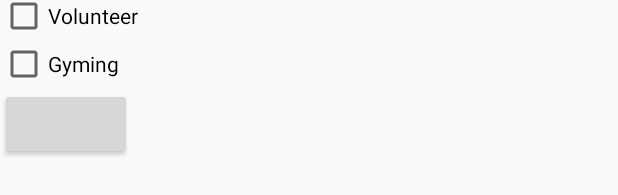
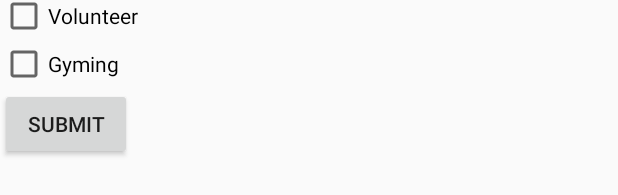
Before and after one commit to syybly/twig, an Android app: the layout perpage.xml on its own in the app's theme, with its tools: preview values and no code run, on a phone screen of 412 x 824 dp. Shown: the part 901-1096 px from the top of the screen. Run offline under Robolectric (Android 15) with nearby library versions, the phone set to English and light mode, and no system bars.

Commit message:
Bug fixes.

```diff
--- a/app/src/main/AndroidManifest.xml
+++ b/app/src/main/AndroidManifest.xml
@@ -16,6 +16,7 @@
         <activity android:name=".View.MentorWelcomeActivity" />
         <activity android:name=".View.StudentWelcomeActivity" />
         <activity android:name=".View.ForgetPasswordActivity" />
+        <activity android:name=".View.PreferenceAcitivity" />
         <activity android:name=".View.LoginSignupContainer">
             <intent-filter>
                 <action android:name="android.intent.action.MAIN" />
--- a/app/src/main/java/com/rmit/twig/View/SignupFragment.java
+++ b/app/src/main/java/com/rmit/twig/View/SignupFragment.java
@@ -49,8 +49,8 @@ public class SignupFragment extends Fragment {
                 else{
                     SignUpController signUpController=new SignUpController(activity);
                     signUpController.run();
-                    Toast succeed=Toast.makeText(context, "Sign up successful, please log in", Toast.LENGTH_SHORT);
-                    succeed.show();
+//                    Toast succeed=Toast.makeText(context, "Sign up successful, please log in", Toast.LENGTH_SHORT);
+//                    succeed.show();
                     Email.getText().clear();
                     password.getText().clear();
                     comfirmpass.getText().clear();
--- a/app/src/main/res/layout/perpage.xml
+++ b/app/src/main/res/layout/perpage.xml
@@ -1,7 +1,12 @@
 <?xml version="1.0" encoding="utf-8"?>
-<LinearLayout xmlns:android="http://schemas.android.com/apk/res/android"
+<ScrollView xmlns:android="http://schemas.android.com/apk/res/android"
     android:orientation="vertical" android:layout_width="match_parent"
     android:layout_height="match_parent">
+
+    <LinearLayout
+        android:layout_width="match_parent"
+        android:layout_height="match_parent"
+        android:orientation="vertical">
 
     <TextView
         android:id="@+id/select"
@@ -132,6 +137,9 @@
     <Button
         android:id="@+id/preference"
         android:layout_width="wrap_content"
-        android:layout_height="wrap_content" />
+        android:layout_height="wrap_content"
+        android:text="@string/Submit"/>
 
-</LinearLayout>
+    </LinearLayout>
+
+</ScrollView>
```
